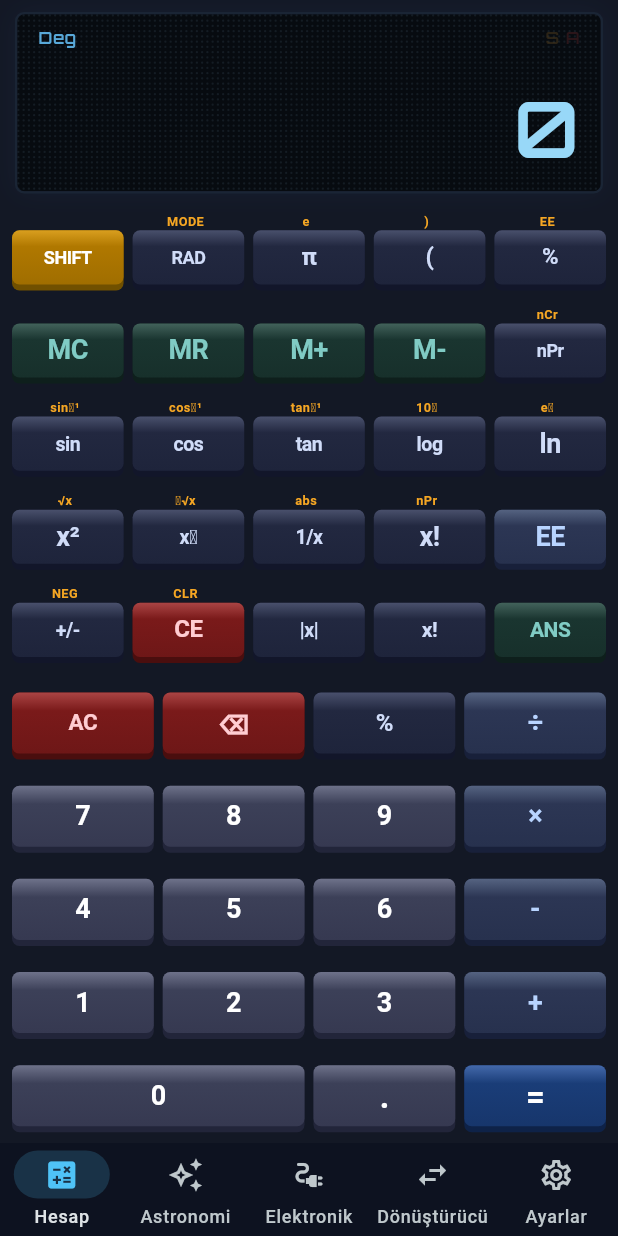
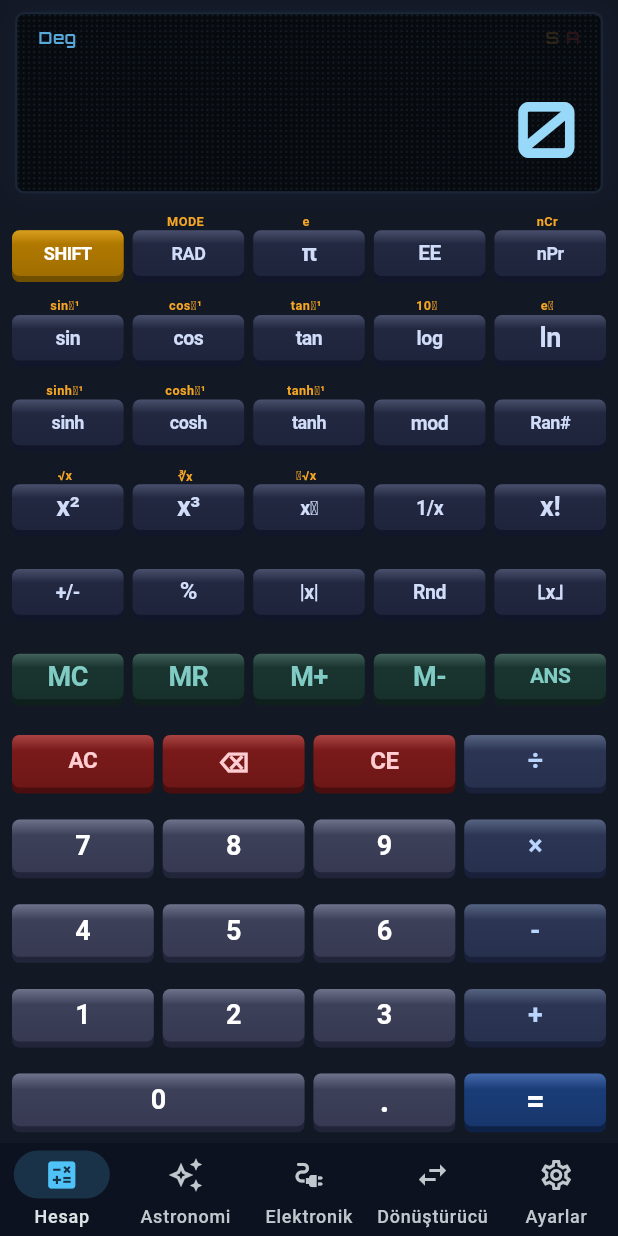
Before and after one commit to maliege/SciCalcPro, a Flutter app: the screen it shows after launch, on a phone screen of 412 x 824 dp. Run offline on Flutter 3.47's test engine with Material 3 defaults, Android fonts, the phone set to English and light mode, and no system bars; our stand-ins replace google_fonts, shared_preferences.

Commit message:
feat: add hyperbolic functions, modulo operation, random number generation, and update calculator UI

```diff
--- a/lib/models/calculator_engine.dart
+++ b/lib/models/calculator_engine.dart
@@ -14,6 +14,7 @@ class CalculatorEngine {
   double _lastAnswer = 0;
   AngleMode angleMode = AngleMode.degrees;
   bool _hasError = false;
+  final math.Random _rng = math.Random();
 
   String get display => _display;
   String get expression => _expression;
@@ -132,6 +133,9 @@ class CalculatorEngine {
       case 'nPr': result = _permutation(a, b);
       case 'nCr': result = _combination(a, b);
       case 'EE': result = a * math.pow(10, b).toDouble();
+      case 'mod':
+        if (b == 0) { _setError('Sıfıra bölme'); return; }
+        result = a % b;
     }
     if (result == null) return;
     if (result.isNaN || result.isInfinite) { _setError('Tanımsız'); return; }
@@ -185,6 +189,26 @@ class CalculatorEngine {
         }
         result = _factorial(x.toInt());
       case 'abs': result = x.abs();
+      // Hiperbolik fonksiyonlar açı dönüşümü kullanmaz; ham x ile hesaplanır.
+      case 'sinh': result = (math.exp(x) - math.exp(-x)) / 2;
+      case 'cosh': result = (math.exp(x) + math.exp(-x)) / 2;
+      case 'tanh':
+        final e2 = math.exp(2 * x);
+        result = (e2 - 1) / (e2 + 1);
+      case 'sinh⁻¹': result = math.log(x + math.sqrt(x * x + 1));
+      case 'cosh⁻¹':
+        if (x < 1) { _setError('Tanımsız'); return; }
+        result = math.log(x + math.sqrt(x * x - 1));
+      case 'tanh⁻¹':
+        if (x <= -1 || x >= 1) { _setError('Tanımsız'); return; }
+        result = 0.5 * math.log((1 + x) / (1 - x));
+      case 'x³': result = x * x * x;
+      case '∛x':
+        result = x < 0
+            ? -math.pow(-x, 1 / 3).toDouble()
+            : math.pow(x, 1 / 3).toDouble();
+      case 'Rnd': result = x.roundToDouble();
+      case '⌊x⌋': result = x.floorToDouble();
     }
 
     if (result == null) return;
@@ -214,6 +238,12 @@ class CalculatorEngine {
   void inputAns() {
     if (_hasError) clear();
     _display = _formatNum(_lastAnswer);
+    _newInput = false;
+  }
+
+  void inputRandom() {
+    if (_hasError) clear();
+    _display = _formatNum(_rng.nextDouble());
     _newInput = false;
   }
 
--- a/lib/screens/calculator_screen.dart
+++ b/lib/screens/calculator_screen.dart
@@ -29,6 +29,7 @@ class _CalculatorScreenState extends State<CalculatorScreen> {
   void _clear()         => setState(() => _engine.clear());
   void _clearEntry()    => setState(() => _engine.clearEntry());
   void _ans()           => setState(() => _engine.inputAns());
+  void _random()        => setState(() => _engine.inputRandom());
   void _equals()        => setState(() => _engine.equals());
   void _binary(String op) => setState(() => _engine.binaryOperator(op));
   void _constant(String c) => setState(() => _engine.inputConstant(c));
@@ -63,13 +64,6 @@ class _CalculatorScreenState extends State<CalculatorScreen> {
         style: cb.ButtonStyle.number,
         onTap: () => _digit(d),
       padding: _numKeyPadding,
-      );
-
-  // Operator button
-  cb.CalcButton _op(String label) => cb.CalcButton(
-        label: label,
-        style: cb.ButtonStyle.operator,
-        onTap: () => _binary(label),
       );
 
   // Operator button for numeric keypad rows with tighter spacing.
@@ -167,11 +161,12 @@ class _CalculatorScreenState extends State<CalculatorScreen> {
       ];
 
   List<Widget> _funcRows() => [
-      Expanded(child: _rowTopCtrl()),
+      Expanded(child: _rowControl()),
+      Expanded(child: _rowTrig()),
+      Expanded(child: _rowHyp()),
+      Expanded(child: _rowPower()),
+      Expanded(child: _rowMisc()),
       Expanded(child: _rowMemory()),
-      Expanded(child: _rowTrig()),
-      Expanded(child: _rowLogPow()),
-      Expanded(child: _rowMisc()),
       ];
 
   List<Widget> _numRows() => [
@@ -184,11 +179,11 @@ class _CalculatorScreenState extends State<CalculatorScreen> {
 
   // ── Button rows ─────────────────────────────────────────────────────────
 
-  // Row 1: SHIFT · DEG/RAD · π · e · |x|
-  Widget _rowTopCtrl() => Row(children: [
+  // Row 1 (Control): SHIFT · DEG/RAD · π · EE · nPr/nCr
+  Widget _rowControl() => Row(children: [
         cb.CalcButton(
-          label: _shifted ? 'SHIFT' : 'SHIFT',
-          style: _shifted ? cb.ButtonStyle.shift : cb.ButtonStyle.shift,
+          label: 'SHIFT',
+          style: cb.ButtonStyle.shift,
           onTap: _toggleShift,
           fontSize: 12,
         ),
@@ -207,27 +202,11 @@ class _CalculatorScreenState extends State<CalculatorScreen> {
           fontSize: 16,
         ),
         cb.CalcButton(
-          label: '(',
-          shiftLabel: ')',
+          label: 'EE',
           style: cb.ButtonStyle.function,
-          onTap: () {},
-          fontSize: 16,
+          onTap: () => _binary('EE'),
+          fontSize: 14,
         ),
-        cb.CalcButton(
-          label: '%',
-          shiftLabel: 'EE',
-          style: cb.ButtonStyle.function,
-          onTap: () => _shifted ? _binary('EE') : _percent(),
-          fontSize: 15,
-        ),
-      ]);
-
-  // Row 2: MC · MR · M+ · M- · nPr/nCr
-  Widget _rowMemory() => Row(children: [
-        _mem('MC', MemoryOp.clear),
-        _mem('MR', MemoryOp.recall),
-        _mem('M+', MemoryOp.add),
-        _mem('M-', MemoryOp.subtract),
         cb.CalcButton(
           label: 'nPr',
           shiftLabel: 'nCr',
@@ -237,7 +216,21 @@ class _CalculatorScreenState extends State<CalculatorScreen> {
         ),
       ]);
 
-  // Row 3: sin · cos · tan · log · ln
+  // Memory: MC · MR · M+ · M- · ANS
+  Widget _rowMemory() => Row(children: [
+        _mem('MC', MemoryOp.clear),
+        _mem('MR', MemoryOp.recall),
+        _mem('M+', MemoryOp.add),
+        _mem('M-', MemoryOp.subtract),
+        cb.CalcButton(
+          label: 'ANS',
+          style: cb.ButtonStyle.memory,
+          onTap: _ans,
+          fontSize: 14,
+        ),
+      ]);
+
+  // Row 3 (Trig): sin · cos · tan · log · ln
   Widget _rowTrig() => Row(children: [
         _fn('sin', 'sin', shiftLabel: 'sin⁻¹', shiftFn: 'sin⁻¹'),
         _fn('cos', 'cos', shiftLabel: 'cos⁻¹', shiftFn: 'cos⁻¹'),
@@ -246,9 +239,29 @@ class _CalculatorScreenState extends State<CalculatorScreen> {
         _fn('ln',  'ln',  shiftLabel: 'eˣ',    shiftFn: 'eˣ'),
       ]);
 
-  // Row 4: x² · √x · xʸ · ʸ√x · 1/x
-  Widget _rowLogPow() => Row(children: [
+  // Row 4 (Hyperbolic): sinh · cosh · tanh · mod · Ran#
+  Widget _rowHyp() => Row(children: [
+        _fn('sinh', 'sinh', shiftLabel: 'sinh⁻¹', shiftFn: 'sinh⁻¹'),
+        _fn('cosh', 'cosh', shiftLabel: 'cosh⁻¹', shiftFn: 'cosh⁻¹'),
+        _fn('tanh', 'tanh', shiftLabel: 'tanh⁻¹', shiftFn: 'tanh⁻¹'),
+        cb.CalcButton(
+          label: 'mod',
+          style: cb.ButtonStyle.function,
+          onTap: () => _binary('mod'),
+          fontSize: 13,
+        ),
+        cb.CalcButton(
+          label: 'Ran#',
+          style: cb.ButtonStyle.function,
+          onTap: _random,
+          fontSize: 12,
+        ),
+      ]);
+
+  // Row 5 (Power/Root): x² · x³ · xʸ · 1/x · x!
+  Widget _rowPower() => Row(children: [
         _fn('x²', 'x²', shiftLabel: '√x',  shiftFn: '√x'),
+        _fn('x³', 'x³', shiftLabel: '∛x',  shiftFn: '∛x'),
         cb.CalcButton(
           label: 'xʸ',
           shiftLabel: 'ʸ√x',
@@ -256,43 +269,30 @@ class _CalculatorScreenState extends State<CalculatorScreen> {
           onTap: () => _binaryShift('xʸ', 'ʸ√x'),
           fontSize: 13,
         ),
-        _fn('1/x', '1/x', shiftLabel: 'abs'),
-        _fn('x!',  'x!',  shiftLabel: 'nPr'),
-        _op('EE'),
+        _fn('1/x', '1/x'),
+        _fn('x!',  'x!'),
       ]);
 
-  // Row 5: +/- · ( · ) · x! · placeholder
+  // Row 5 (Misc): +/- · % · |x| · Rnd · ⌊x⌋
   Widget _rowMisc() => Row(children: [
         cb.CalcButton(
           label: '+/-',
-          shiftLabel: 'NEG',
           style: cb.ButtonStyle.function,
           onTap: _sign,
           fontSize: 13,
         ),
         cb.CalcButton(
-          label: 'CE',
-          shiftLabel: 'CLR',
-          style: cb.ButtonStyle.delete,
-          onTap: _clearEntry,
+          label: '%',
+          style: cb.ButtonStyle.function,
+          onTap: _percent,
           fontSize: 16,
         ),
         _fn('|x|', 'abs'),
-        cb.CalcButton(
-          label: 'x!',
-          style: cb.ButtonStyle.function,
-          onTap: () => _unary('x!'),
-          fontSize: 14,
-        ),
-        cb.CalcButton(
-          label: 'ANS',
-          style: cb.ButtonStyle.memory,
-          onTap: _ans,
-          fontSize: 14,
-        ),
+        _fn('Rnd', 'Rnd'),
+        _fn('⌊x⌋', '⌊x⌋'),
       ]);
 
-  // Row 6: AC · ⌫ · % · ÷
+  // Numeric controls: AC · ⌫ · CE · ÷
   Widget _rowClear() => Row(children: [
         cb.CalcButton(
           label: 'AC',
@@ -309,9 +309,9 @@ class _CalculatorScreenState extends State<CalculatorScreen> {
           padding: _numKeyPadding,
         ),
         cb.CalcButton(
-          label: '%',
-          style: cb.ButtonStyle.function,
-          onTap: _percent,
+          label: 'CE',
+          style: cb.ButtonStyle.delete,
+          onTap: _clearEntry,
           fontSize: 16,
           padding: _numKeyPadding,
         ),
```
Also changed, not shown: 2 other files.
